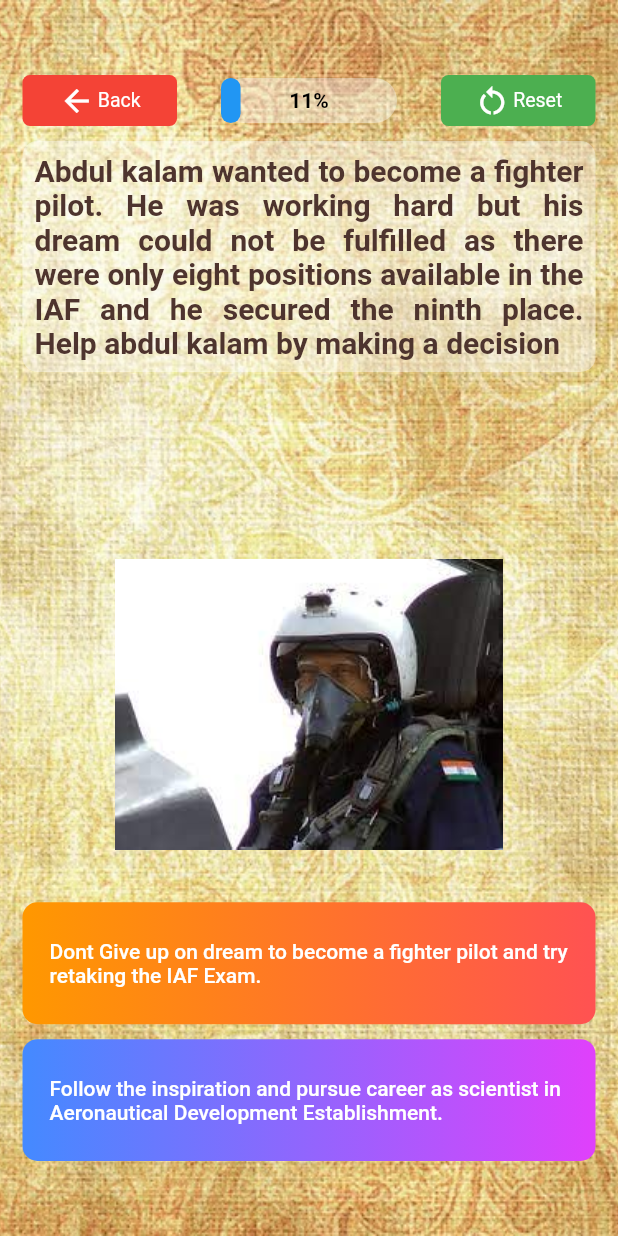
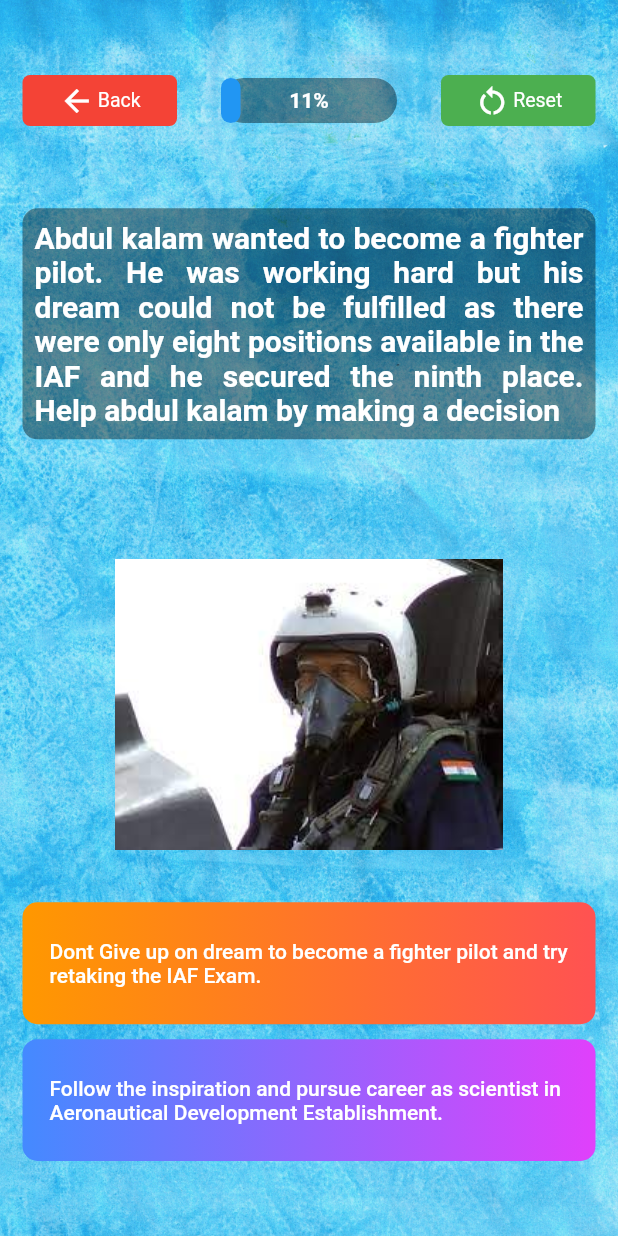
Before and after one commit to badri-s2001/toycathon_historica, a Flutter app: the APJStoryPage screen opened directly, on a phone screen of 412 x 824 dp. Run offline on Flutter 3.47's test engine with Material 2 defaults, Android fonts, the light colour scheme and no system bars; drawn by our look-alikes of percent_indicator; our stand-ins replace audioplayers, shared_preferences; accounts and stored records are empty.

Commit message:
UI changes

```diff
--- a/lib/history/history_page.dart
+++ b/lib/history/history_page.dart
@@ -12,7 +12,7 @@ class HistoryPage extends StatelessWidget {
         height: double.infinity,
         decoration: BoxDecoration(
           image: DecorationImage(
-            image: AssetImage("images/background.png"),
+            image: AssetImage("images/backgrounds/history_background.jpg"),
             fit: BoxFit.cover,
           ),
         ),
--- a/lib/home_page.dart
+++ b/lib/home_page.dart
@@ -12,7 +12,7 @@ class HomePage extends StatelessWidget {
         height: double.infinity,
         decoration: BoxDecoration(
           image: DecorationImage(
-            image: AssetImage("images/background.png"),
+            image: AssetImage("images/backgrounds/home_background.jpg"),
             fit: BoxFit.cover,
           ),
         ),
--- a/lib/mythology/mythology_page.dart
+++ b/lib/mythology/mythology_page.dart
@@ -11,7 +11,7 @@ class MythologyPage extends StatelessWidget {
         height: double.infinity,
         decoration: BoxDecoration(
           image: DecorationImage(
-            image: AssetImage("images/background.png"),
+            image: AssetImage("images/backgrounds/epic_background.jpg"),
             fit: BoxFit.cover,
           ),
         ),
--- a/lib/scientist/apj/apj_story_page.dart
+++ b/lib/scientist/apj/apj_story_page.dart
@@ -34,7 +34,8 @@ class _APJStoryPageState extends State<APJStoryPage> {
             body: Container(
               decoration: BoxDecoration(
                 image: DecorationImage(
-                  image: AssetImage("images/background.png"),
+                  image:
+                      AssetImage("images/backgrounds/scientist_background.jpg"),
                   fit: BoxFit.cover,
                 ),
               ),
@@ -92,12 +93,12 @@ class _APJStoryPageState extends State<APJStoryPage> {
                           (percentage * 100).toInt().toString() + "%",
                           style: TextStyle(
                             fontWeight: FontWeight.bold,
-                            color: Colors.black,
+                            color: Colors.white,
                           ),
                         ),
                         linearStrokeCap: LinearStrokeCap.roundAll,
                         progressColor: Colors.blue,
-                        backgroundColor: Color.fromRGBO(255, 255, 255, 0.4),
+                        backgroundColor: Color.fromRGBO(0, 0, 0, 0.4),
                       ),
                       InkWell(
                         child: Container(
@@ -145,13 +146,14 @@ class _APJStoryPageState extends State<APJStoryPage> {
                   ),
                   Expanded(
                     flex: 6,
+                    child: Center(
                       child: Scrollbar(
                         child: SingleChildScrollView(
                           child: Center(
                             child: Container(
                               decoration: BoxDecoration(
                                 borderRadius: BorderRadius.circular(10),
-                              color: Color.fromRGBO(255, 255, 255, 0.4),
+                                color: Color.fromRGBO(0, 0, 0, 0.4),
                               ),
                               child: Padding(
                                 padding: EdgeInsets.all(8.0),
@@ -160,8 +162,9 @@ class _APJStoryPageState extends State<APJStoryPage> {
                                   textAlign: TextAlign.justify,
                                   style: TextStyle(
                                     fontSize: 20.0,
-                                  color: Colors.brown[800],
+                                    color: Colors.white,
                                     fontWeight: FontWeight.bold,
+                                  ),
                                 ),
                               ),
                             ),
--- a/lib/scientist/scientist_page.dart
+++ b/lib/scientist/scientist_page.dart
@@ -12,7 +12,7 @@ class ScientistPage extends StatelessWidget {
         height: double.infinity,
         decoration: BoxDecoration(
           image: DecorationImage(
-            image: AssetImage("images/background.png"),
+            image: AssetImage("images/backgrounds/scientist_background.jpg"),
             fit: BoxFit.cover,
           ),
         ),
--- a/pubspec.yaml
+++ b/pubspec.yaml
@@ -45,6 +45,7 @@ flutter:
     - images/card/mythology/
     - images/card/scientist/
     - images/logo/
+    - images/backgrounds/
     - assets/
 
 
```
Also changed, not shown: lib/history/ashoka/ashoka_story_page.dart (+8 -5 lines), lib/history/chankaya/chanakya_story_page.dart (+8 -5 lines), lib/mythology/pandava/pandava_story_page.dart (+7 -5 lines), lib/mythology/rama/rama_story_page.dart (+7 -5 lines), lib/scientist/cv/cv_story_page.dart (+8 -5 lines), images/backgrounds/epic_background.jpg (added), images/backgrounds/history_background.jpg (added), images/backgrounds/home_background.jpg (added), images/backgrounds/scientist_background.jpg (added). Lines whose indentation alone changed are shown as unchanged.
